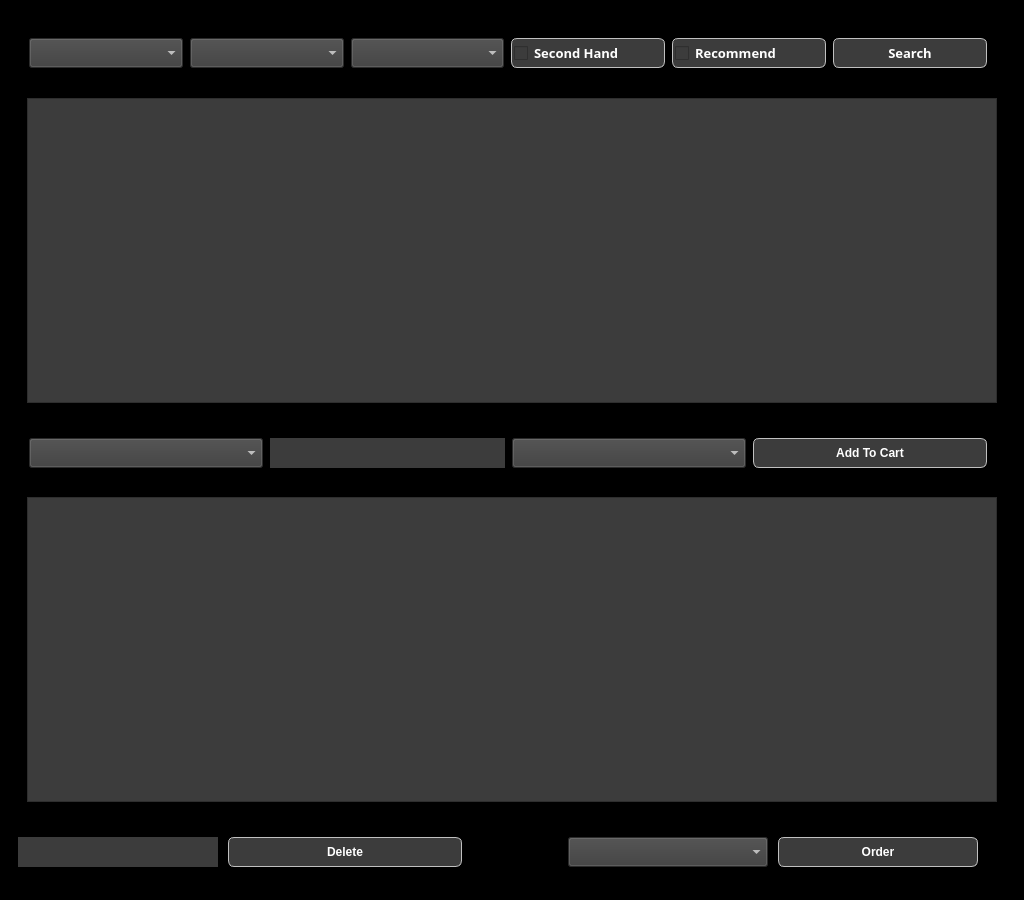
This is ui.ui in huangchenghan/database_project as Qt 5 draws it before an edit. The edited form follows.
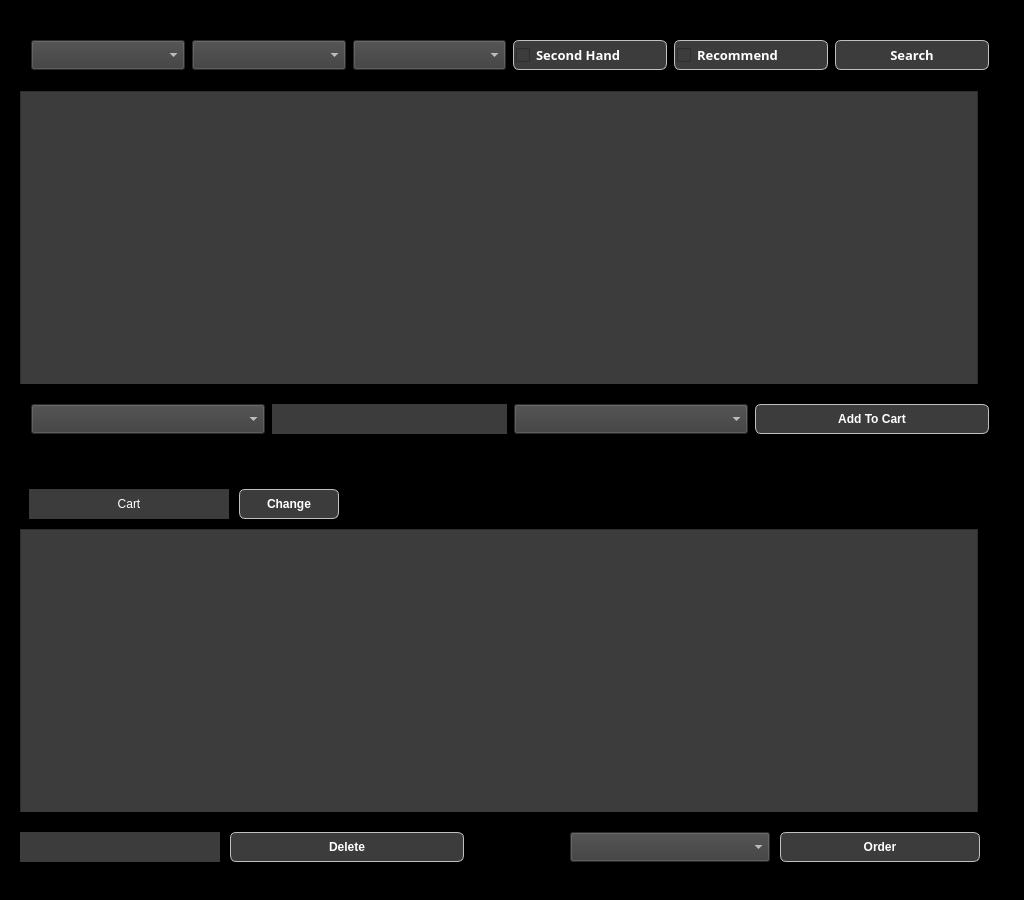
This is the edited form.

Commit message:
change ui(order and cart can show)
order can show

The edit to the form file:
```diff
--- a/ui.ui
+++ b/ui.ui
@@ -20,9 +20,15 @@
    <layout class="QHBoxLayout" name="horizontalLayout">
     <item>
      <widget class="QWidget" name="widget" native="true">
-      <layout class="QVBoxLayout" name="verticalLayout" stretch="1,5,1,5,1">
-       <item>
         <widget class="QWidget" name="widget_2" native="true">
+       <property name="geometry">
+        <rect>
+         <x>11</x>
+         <y>11</y>
+         <width>980</width>
+         <height>64</height>
+        </rect>
+       </property>
          <widget class="QComboBox" name="brand_comboBox">
           <property name="geometry">
            <rect>
@@ -165,9 +171,15 @@
           </property>
          </widget>
         </widget>
-       </item>
-       <item>
         <widget class="QWidget" name="widget_3" native="true">
+       <property name="geometry">
+        <rect>
+         <x>11</x>
+         <y>82</y>
+         <width>958</width>
+         <height>300</height>
+        </rect>
+       </property>
          <layout class="QHBoxLayout" name="horizontalLayout_3">
           <item>
            <widget class="QTableWidget" name="search_tableWidget">
@@ -179,9 +191,15 @@
           </item>
          </layout>
         </widget>
-       </item>
-       <item>
         <widget class="QWidget" name="widget_4" native="true">
+       <property name="geometry">
+        <rect>
+         <x>11</x>
+         <y>375</y>
+         <width>980</width>
+         <height>64</height>
+        </rect>
+       </property>
          <widget class="QPushButton" name="add_pushButton">
           <property name="geometry">
            <rect>
@@ -254,9 +272,15 @@
           </property>
          </widget>
         </widget>
-       </item>
-       <item>
         <widget class="QWidget" name="widget_5" native="true">
+       <property name="geometry">
+        <rect>
+         <x>11</x>
+         <y>520</y>
+         <width>958</width>
+         <height>300</height>
+        </rect>
+       </property>
          <layout class="QHBoxLayout" name="horizontalLayout_2">
           <item>
            <widget class="QTableWidget" name="cart_tableWidget">
@@ -268,9 +292,15 @@
           </item>
          </layout>
         </widget>
-       </item>
-       <item>
         <widget class="QWidget" name="widget_6" native="true">
+       <property name="geometry">
+        <rect>
+         <x>11</x>
+         <y>803</y>
+         <width>980</width>
+         <height>64</height>
+        </rect>
+       </property>
          <widget class="QPushButton" name="order_pushButton">
           <property name="geometry">
            <rect>
@@ -351,8 +381,50 @@
           </property>
          </widget>
         </widget>
-       </item>
-      </layout>
+      <widget class="QLabel" name="cart_order_label">
+       <property name="geometry">
+        <rect>
+         <x>20</x>
+         <y>480</y>
+         <width>200</width>
+         <height>30</height>
+        </rect>
+       </property>
+       <property name="styleSheet">
+        <string notr="true">color: rgb(255, 255, 255);
+background-color: rgb(60, 60, 60);
+font: 10pt &quot;Rockwell&quot;; </string>
+       </property>
+       <property name="text">
+        <string>Cart</string>
+       </property>
+       <property name="alignment">
+        <set>Qt::AlignCenter</set>
+       </property>
+      </widget>
+      <widget class="QPushButton" name="change_pushButton">
+       <property name="geometry">
+        <rect>
+         <x>230</x>
+         <y>480</y>
+         <width>100</width>
+         <height>30</height>
+        </rect>
+       </property>
+       <property name="styleSheet">
+        <string notr="true">color: rgb(255, 255, 255);
+ font: 10pt &quot;Rockwell&quot;; 
+background-color: rgb(60, 60, 60); 
+font: bold; 
+border: 1px solid silver; 
+border-radius: 6px;
+subcontrol-origin:  margin; 
+padding: 2 2px 2 2px;</string>
+       </property>
+       <property name="text">
+        <string>Change</string>
+       </property>
+      </widget>
      </widget>
     </item>
    </layout>
```
Lines whose indentation alone changed are shown as unchanged. The commit also changes 2 other files.
